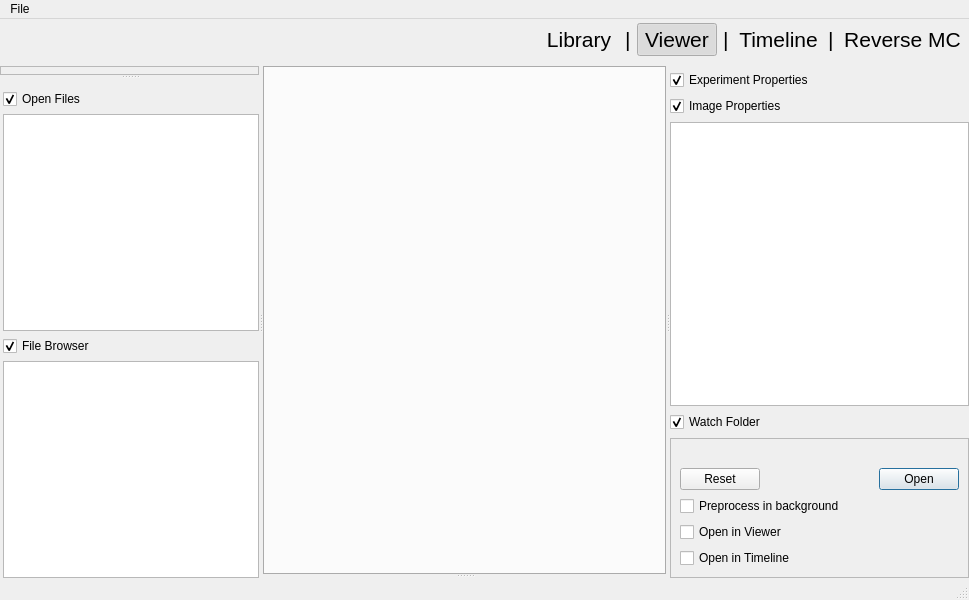
Above: gui/mainwindow.ui from ronpandolfi/Xi-cam before the change. Below: the same form after it.
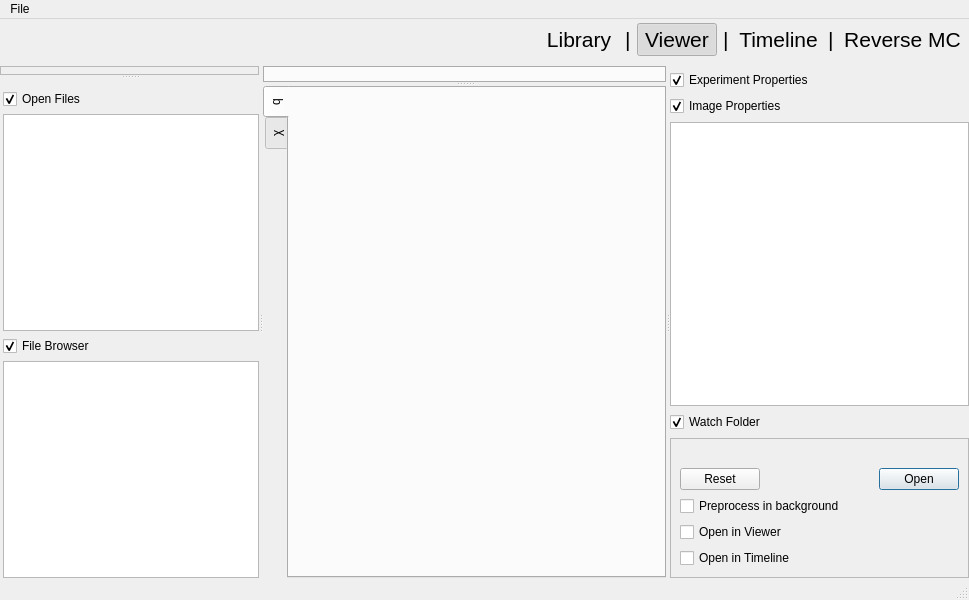
That is the form after the change. Icons and pictures are not drawn.

```diff
--- a/gui/mainwindow.ui
+++ b/gui/mainwindow.ui
@@ -459,7 +459,53 @@
             </layout>
            </widget>
            <widget class="QWidget" name="verticalLayoutWidget">
-            <layout class="QVBoxLayout" name="plotholder"/>
+               <layout class="QVBoxLayout" name="plotholder">
+                   <item>
+                       <widget class="QTabWidget" name="plotTabs">
+                           <property name="tabPosition">
+                               <enum>QTabWidget::West</enum>
+                           </property>
+                           <property name="tabShape">
+                               <enum>QTabWidget::Rounded</enum>
+                           </property>
+                           <property name="currentIndex">
+                               <number>0</number>
+                           </property>
+                           <property name="elideMode">
+                               <enum>Qt::ElideNone</enum>
+                           </property>
+                           <property name="documentMode">
+                               <bool>false</bool>
+                           </property>
+                           <widget class="QWidget" name="qplot">
+                               <attribute name="title">
+                                   <string>q</string>
+                               </attribute>
+                               <layout class="QVBoxLayout" name="verticalLayout_18">
+                                   <property name="margin">
+                                       <number>0</number>
+                                   </property>
+                                   <item>
+                                       <layout class="QVBoxLayout" name="qplotslot"/>
+                                   </item>
+                               </layout>
+                           </widget>
+                           <widget class="QWidget" name="chiplot">
+                               <attribute name="title">
+                                   <string>χ</string>
+                               </attribute>
+                               <layout class="QVBoxLayout" name="verticalLayout_20">
+                                   <property name="margin">
+                                       <number>0</number>
+                                   </property>
+                                   <item>
+                                       <layout class="QVBoxLayout" name="chiplotslot"/>
+                                   </item>
+                               </layout>
+                           </widget>
+                       </widget>
+                   </item>
+               </layout>
            </widget>
           </widget>
          </item>
```
Left out of the diff: 4 changed lines with no effect on the pictures. Lines whose indentation alone changed are shown as unchanged.
